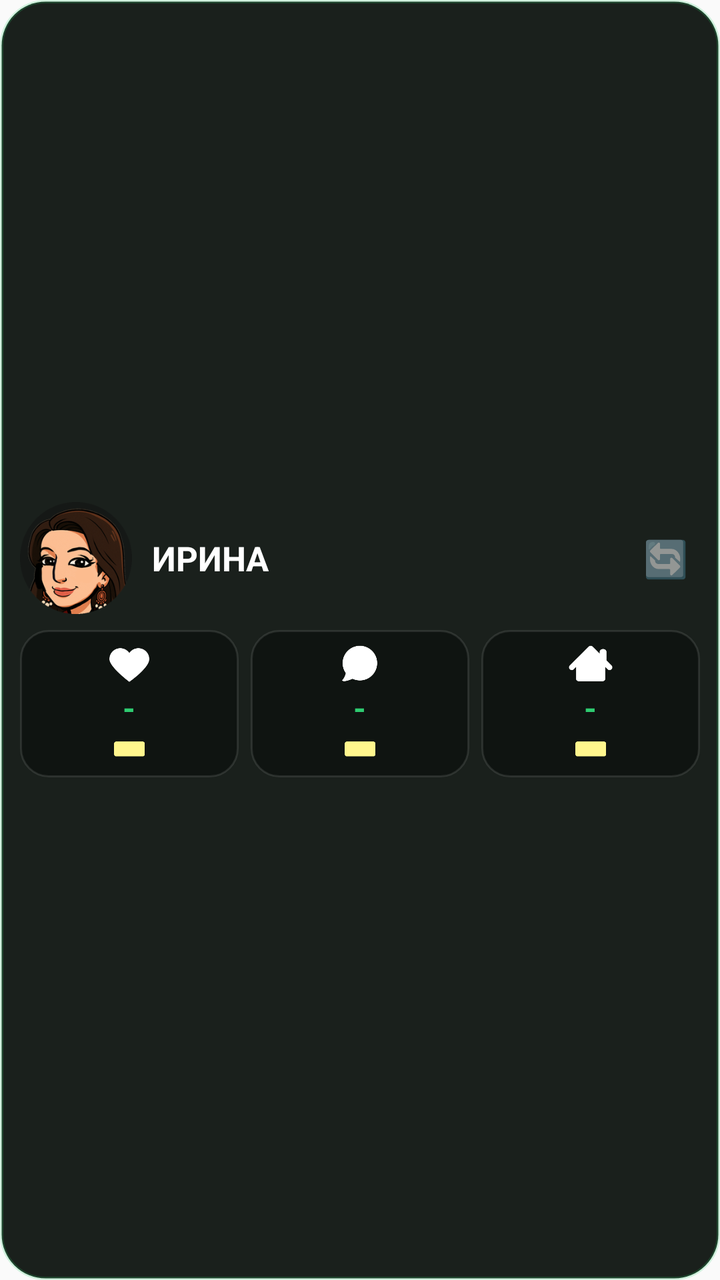
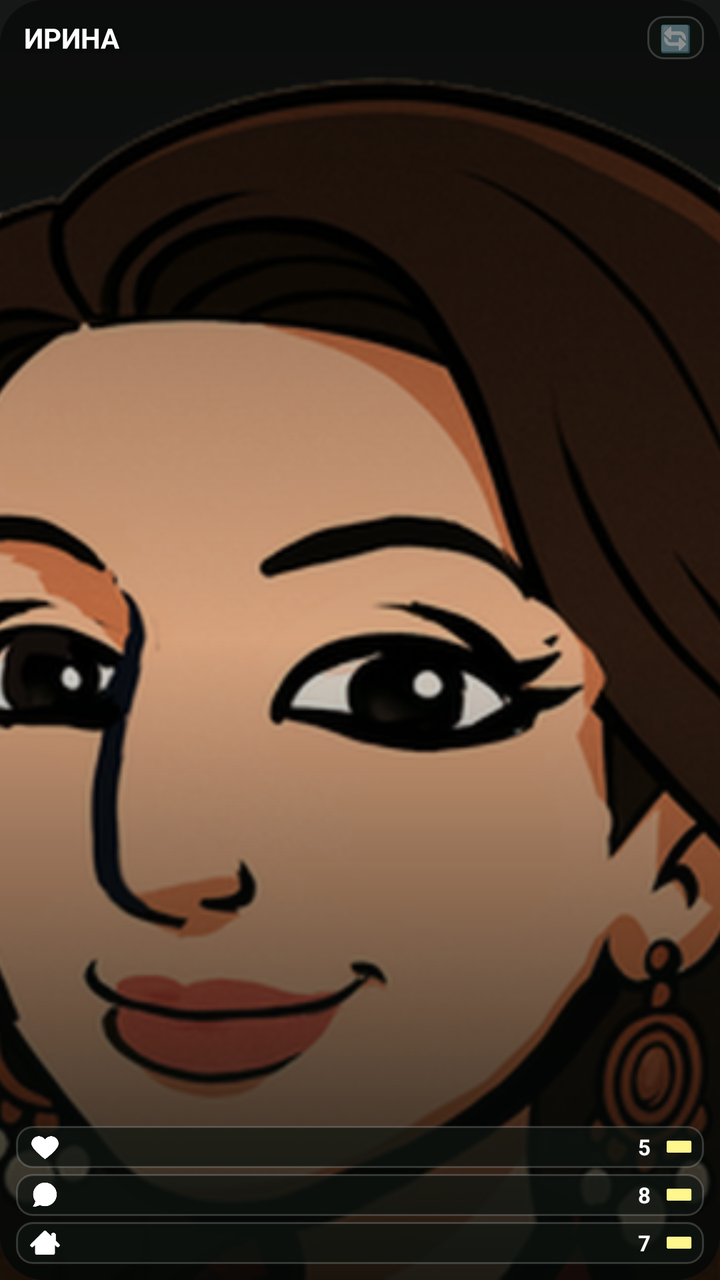

Screens rendered from an Android XML layout before and after an edit, with the pre-edit source and the edit as a unified diff.
<!-- AndroidManifest.xml: application theme AppTheme -->
<!-- res/layout/widget_partner_status.xml -->
<?xml version="1.0" encoding="utf-8"?>
<LinearLayout xmlns:android="http://schemas.android.com/apk/res/android"
    android:id="@+id/widget_root"
    android:layout_width="match_parent"
    android:layout_height="match_parent"
    android:orientation="vertical"
    android:background="@drawable/widget_bg"
    android:padding="10dp"
    android:gravity="center">

    
    <LinearLayout
        android:layout_width="match_parent"
        android:layout_height="wrap_content"
        android:orientation="horizontal"
        android:gravity="center_vertical"
        android:layout_marginBottom="8dp">

        <ImageView
            android:id="@+id/widget_partner_avatar"
            android:layout_width="56dp"
            android:layout_height="56dp"
            android:src="@drawable/avatar_irina"
            android:scaleType="centerCrop"
            android:contentDescription="Аватар партнера" />

        <LinearLayout
            android:layout_width="0dp"
            android:layout_height="wrap_content"
            android:layout_weight="1"
            android:orientation="vertical"
            android:paddingStart="10dp"
            android:paddingEnd="4dp">

            <TextView
                android:id="@+id/widget_partner_name"
                android:layout_width="wrap_content"
                android:layout_height="wrap_content"
                android:text="ИРИНА"
                android:textColor="#FFFFFF"
                android:textSize="17sp"
                android:textStyle="bold" />
        </LinearLayout>

        <TextView
            android:id="@+id/widget_btn_switch"
            android:layout_width="wrap_content"
            android:layout_height="wrap_content"
            android:text="🔄"
            android:textSize="18sp"
            android:padding="6dp" />
    </LinearLayout>

    
    <LinearLayout
        android:layout_width="match_parent"
        android:layout_height="wrap_content"
        android:orientation="horizontal"
        android:gravity="center">

        
        <LinearLayout
            android:layout_width="0dp"
            android:layout_height="wrap_content"
            android:layout_weight="1"
            android:orientation="vertical"
            android:gravity="center"
            android:background="@drawable/widget_stat_box"
            android:paddingTop="6dp"
            android:paddingBottom="6dp"
            android:layout_marginEnd="4dp">

            <ImageView
                android:layout_width="22dp"
                android:layout_height="22dp"
                android:src="@drawable/widget_heart"
                android:contentDescription="Секс" />

            <TextView
                android:id="@+id/widget_val_sex"
                android:layout_width="wrap_content"
                android:layout_height="wrap_content"
                android:text="-"
                android:textColor="#2ECC71"
                android:textSize="16sp"
                android:textStyle="bold" />

            <ImageView
                android:id="@+id/widget_dir_sex"
                android:layout_width="16dp"
                android:layout_height="16dp"
                android:src="@drawable/dir_equal"
                android:layout_marginTop="2dp"
                android:contentDescription="Динамика Секс" />
        </LinearLayout>

        
        <LinearLayout
            android:layout_width="0dp"
            android:layout_height="wrap_content"
            android:layout_weight="1"
            android:orientation="vertical"
            android:gravity="center"
            android:background="@drawable/widget_stat_box"
            android:paddingTop="6dp"
            android:paddingBottom="6dp"
            android:layout_marginStart="2dp"
            android:layout_marginEnd="2dp">

            <ImageView
                android:layout_width="22dp"
                android:layout_height="22dp"
                android:src="@drawable/widget_bubble"
                android:contentDescription="Общение" />

            <TextView
                android:id="@+id/widget_val_comm"
                android:layout_width="wrap_content"
                android:layout_height="wrap_content"
                android:text="-"
                android:textColor="#2ECC71"
                android:textSize="16sp"
                android:textStyle="bold" />

            <ImageView
                android:id="@+id/widget_dir_comm"
                android:layout_width="16dp"
                android:layout_height="16dp"
                android:src="@drawable/dir_equal"
                android:layout_marginTop="2dp"
                android:contentDescription="Динамика Общение" />
        </LinearLayout>

        
        <LinearLayout
            android:layout_width="0dp"
            android:layout_height="wrap_content"
            android:layout_weight="1"
            android:orientation="vertical"
            android:gravity="center"
            android:background="@drawable/widget_stat_box"
            android:paddingTop="6dp"
            android:paddingBottom="6dp"
            android:layout_marginStart="4dp">

            <ImageView
                android:layout_width="22dp"
                android:layout_height="22dp"
                android:src="@drawable/widget_home"
                android:contentDescription="Быт" />

            <TextView
                android:id="@+id/widget_val_dom"
                android:layout_width="wrap_content"
                android:layout_height="wrap_content"
                android:text="-"
                android:textColor="#2ECC71"
                android:textSize="16sp"
                android:textStyle="bold" />

            <ImageView
                android:id="@+id/widget_dir_dom"
                android:layout_width="16dp"
                android:layout_height="16dp"
                android:src="@drawable/dir_equal"
                android:layout_marginTop="2dp"
                android:contentDescription="Динамика Быт" />
        </LinearLayout>
    </LinearLayout>

</LinearLayout>
<!-- resources referenced by this layout -->
<resources>
  <!-- drawable avatar_irina: png bitmap (drawable, 53169 bytes) -->
  <!-- drawable dir_equal: png bitmap (drawable, 1516 bytes) -->
  <!-- drawable widget_bg (drawable) -->
  <?xml version="1.0" encoding="utf-8"?>
  <shape xmlns:android="http://schemas.android.com/apk/res/android"
      android:shape="rectangle">
      <solid android:color="#1A201C" />
      <corners android:radius="22dp" />
      <stroke android:width="1.5dp" android:color="#332ECC71" />
  </shape>
  <!-- drawable widget_bubble: png bitmap (drawable, 2764 bytes) -->
  <!-- drawable widget_heart: png bitmap (drawable, 3015 bytes) -->
  <!-- drawable widget_home: png bitmap (drawable, 2383 bytes) -->
  <!-- drawable widget_stat_box (drawable) -->
  <?xml version="1.0" encoding="utf-8"?>
  <shape xmlns:android="http://schemas.android.com/apk/res/android"
      android:shape="rectangle">
      <solid android:color="#0F1411" />
      <corners android:radius="14dp" />
      <stroke android:width="1dp" android:color="#1AFFFFFF" />
  </shape>
  <style name="AppTheme" parent="Theme.AppCompat.Light.DarkActionBar">
          
          <item name="colorPrimary">@color/colorPrimary</item>
          <item name="colorPrimaryDark">@color/colorPrimaryDark</item>
          <item name="colorAccent">@color/colorAccent</item>
      </style>
</resources>

<!-- the commit's change to res/layout/widget_partner_status.xml (unified diff, before → after) -->
@@ -1,171 +1,228 @@
 <?xml version="1.0" encoding="utf-8"?>
-<LinearLayout xmlns:android="http://schemas.android.com/apk/res/android"
+<FrameLayout xmlns:android="http://schemas.android.com/apk/res/android"
     android:id="@+id/widget_root"
     android:layout_width="match_parent"
     android:layout_height="match_parent"
-    android:orientation="vertical"
-    android:background="@drawable/widget_bg"
-    android:padding="10dp"
-    android:gravity="center">
+    android:background="@drawable/widget_bg">
+
+    
+    <ImageView
+        android:id="@+id/widget_bg_photo"
+        android:layout_width="match_parent"
+        android:layout_height="match_parent"
+        android:src="@drawable/avatar_irina_card"
+        android:scaleType="centerCrop"
+        android:contentDescription="Портрет партнера" />
+
+    
+    <ImageView
+        android:layout_width="match_parent"
+        android:layout_height="match_parent"
+        android:src="@drawable/widget_scrim"
+        android:scaleType="fitXY"
+        android:contentDescription="" />
 
     
     <LinearLayout
         android:layout_width="match_parent"
-        android:layout_height="wrap_content"
-        android:orientation="horizontal"
-        android:gravity="center_vertical"
-        android:layout_marginBottom="8dp">
-
-        <ImageView
-            android:id="@+id/widget_partner_avatar"
-            android:layout_width="56dp"
-            android:layout_height="56dp"
-            android:src="@drawable/avatar_irina"
-            android:scaleType="centerCrop"
-            android:contentDescription="Аватар партнера" />
-
+        android:layout_height="match_parent"
+        android:orientation="vertical"
+        android:padding="8dp">
+
+        
         <LinearLayout
-            android:layout_width="0dp"
+            android:layout_width="match_parent"
             android:layout_height="wrap_content"
-            android:layout_weight="1"
-            android:orientation="vertical"
-            android:paddingStart="10dp"
-            android:paddingEnd="4dp">
+            android:orientation="horizontal"
+            android:gravity="center_vertical">
 
             <TextView
                 android:id="@+id/widget_partner_name"
-                android:layout_width="wrap_content"
-                android:layout_height="wrap_content"
+                android:layout_width="0dp"
+                android:layout_height="wrap_content"
+                android:layout_weight="1"
                 android:text="ИРИНА"
                 android:textColor="#FFFFFF"
-                android:textSize="17sp"
-                android:textStyle="bold" />
+                android:textSize="14sp"
+                android:textStyle="bold"
+                android:shadowColor="#CC000000"
+                android:shadowDx="1"
+                android:shadowDy="2"
+                android:shadowRadius="4"
+                android:paddingStart="4dp"
+                android:paddingEnd="4dp" />
+
+            <TextView
+                android:id="@+id/widget_btn_switch"
+                android:layout_width="wrap_content"
+                android:layout_height="wrap_content"
+                android:text="🔄"
+                android:textSize="13sp"
+                android:paddingStart="6dp"
+                android:paddingEnd="6dp"
+                android:paddingTop="2dp"
+                android:paddingBottom="2dp"
+                android:background="@drawable/widget_hud_row_bg" />
         </LinearLayout>
 
-        <TextView
-            android:id="@+id/widget_btn_switch"
-            android:layout_width="wrap_content"
-            android:layout_height="wrap_content"
-            android:text="🔄"
-            android:textSize="18sp"
-            android:padding="6dp" />
-    </LinearLayout>
-
-    
-    <LinearLayout
-        android:layout_width="match_parent"
-        android:layout_height="wrap_content"
-        android:orientation="horizontal"
-        android:gravity="center">
+        
+        <FrameLayout
+            android:layout_width="match_parent"
+            android:layout_height="0dp"
+            android:layout_weight="1" />
 
         
         <LinearLayout
-            android:layout_width="0dp"
+            android:layout_width="match_parent"
             android:layout_height="wrap_content"
-            android:layout_weight="1"
-            android:orientation="vertical"
-            android:gravity="center"
-            android:background="@drawable/widget_stat_box"
-            android:paddingTop="6dp"
-            android:paddingBottom="6dp"
-            android:layout_marginEnd="4dp">
-
-            <ImageView
-                android:layout_width="22dp"
-                android:layout_height="22dp"
-                android:src="@drawable/widget_heart"
-                android:contentDescription="Секс" />
-
-            <TextView
-                android:id="@+id/widget_val_sex"
-                android:layout_width="wrap_content"
-                android:layout_height="wrap_content"
-                android:text="-"
-                android:textColor="#2ECC71"
-                android:textSize="16sp"
-                android:textStyle="bold" />
-
-            <ImageView
-                android:id="@+id/widget_dir_sex"
-                android:layout_width="16dp"
-                android:layout_height="16dp"
-                android:src="@drawable/dir_equal"
-                android:layout_marginTop="2dp"
-                android:contentDescription="Динамика Секс" />
-        </LinearLayout>
-
-        
-        <LinearLayout
-            android:layout_width="0dp"
-            android:layout_height="wrap_content"
-            android:layout_weight="1"
-            android:orientation="vertical"
-            android:gravity="center"
-            android:background="@drawable/widget_stat_box"
-            android:paddingTop="6dp"
-            android:paddingBottom="6dp"
-            android:layout_marginStart="2dp"
-            android:layout_marginEnd="2dp">
-
-            <ImageView
-                android:layout_width="22dp"
-                android:layout_height="22dp"
-                android:src="@drawable/widget_bubble"
-                android:contentDescription="Общение" />
-
-            <TextView
-                android:id="@+id/widget_val_comm"
-                android:layout_width="wrap_content"
-                android:layout_height="wrap_content"
-                android:text="-"
-                android:textColor="#2ECC71"
-                android:textSize="16sp"
-                android:textStyle="bold" />
-
-            <ImageView
-                android:id="@+id/widget_dir_comm"
-                android:layout_width="16dp"
-                android:layout_height="16dp"
-                android:src="@drawable/dir_equal"
-                android:layout_marginTop="2dp"
-                android:contentDescription="Динамика Общение" />
-        </LinearLayout>
-
-        
-        <LinearLayout
-            android:layout_width="0dp"
-            android:layout_height="wrap_content"
-            android:layout_weight="1"
-            android:orientation="vertical"
-            android:gravity="center"
-            android:background="@drawable/widget_stat_box"
-            android:paddingTop="6dp"
-            android:paddingBottom="6dp"
-            android:layout_marginStart="4dp">
-
-            <ImageView
-                android:layout_width="22dp"
-                android:layout_height="22dp"
-                android:src="@drawable/widget_home"
-                android:contentDescription="Быт" />
-
-            <TextView
-                android:id="@+id/widget_val_dom"
-                android:layout_width="wrap_content"
-                android:layout_height="wrap_content"
-                android:text="-"
-                android:textColor="#2ECC71"
-                android:textSize="16sp"
-                android:textStyle="bold" />
-
-            <ImageView
-                android:id="@+id/widget_dir_dom"
-                android:layout_width="16dp"
-                android:layout_height="16dp"
-                android:src="@drawable/dir_equal"
-                android:layout_marginTop="2dp"
-                android:contentDescription="Динамика Быт" />
+            android:orientation="vertical">
+
+            
+            <LinearLayout
+                android:layout_width="match_parent"
+                android:layout_height="wrap_content"
+                android:orientation="horizontal"
+                android:gravity="center_vertical"
+                android:background="@drawable/widget_hud_row_bg"
+                android:paddingStart="7dp"
+                android:paddingEnd="6dp"
+                android:paddingTop="3dp"
+                android:paddingBottom="3dp"
+                android:layout_marginBottom="3dp">
+
+                <ImageView
+                    android:layout_width="15dp"
+                    android:layout_height="15dp"
+                    android:src="@drawable/widget_heart"
+                    android:contentDescription="Секс"
+                    android:layout_marginEnd="6dp" />
+
+                
+                <ImageView
+                    android:id="@+id/widget_pb_sex"
+                    android:layout_width="0dp"
+                    android:layout_height="8dp"
+                    android:layout_weight="1"
+                    android:scaleType="fitXY"
+                    android:contentDescription="Прогресс Секс" />
+
+                <TextView
+                    android:id="@+id/widget_val_sex"
+                    android:layout_width="16dp"
+                    android:layout_height="wrap_content"
+                    android:text="5"
+                    android:textColor="#FFFFFF"
+                    android:textSize="11sp"
+                    android:textStyle="bold"
+                    android:gravity="center"
+                    android:layout_marginStart="5dp"
+                    android:layout_marginEnd="3dp" />
+
+                <ImageView
+                    android:id="@+id/widget_dir_sex"
+                    android:layout_width="13dp"
+                    android:layout_height="13dp"
+                    android:src="@drawable/dir_equal"
+                    android:contentDescription="Динамика Секс" />
+            </LinearLayout>
+
+            
+            <LinearLayout
+                android:layout_width="match_parent"
+                android:layout_height="wrap_content"
+                android:orientation="horizontal"
+                android:gravity="center_vertical"
+                android:background="@drawable/widget_hud_row_bg"
+                android:paddingStart="7dp"
+                android:paddingEnd="6dp"
+                android:paddingTop="3dp"
+                android:paddingBottom="3dp"
+                android:layout_marginBottom="3dp">
+
+                <ImageView
+                    android:layout_width="15dp"
+                    android:layout_height="15dp"
+                    android:src="@drawable/widget_bubble"
+                    android:contentDescription="Общение"
+                    android:layout_marginEnd="6dp" />
+
+                
+                <ImageView
+                    android:id="@+id/widget_pb_comm"
+                    android:layout_width="0dp"
+                    android:layout_height="8dp"
+                    android:layout_weight="1"
+                    android:scaleType="fitXY"
+                    android:contentDescription="Прогресс Общение" />
+
+                <TextView
+                    android:id="@+id/widget_val_comm"
+                    android:layout_width="16dp"
+                    android:layout_height="wrap_content"
+                    android:text="8"
+                    android:textColor="#FFFFFF"
+                    android:textSize="11sp"
+                    android:textStyle="bold"
+                    android:gravity="center"
+                    android:layout_marginStart="5dp"
+                    android:layout_marginEnd="3dp" />
+
+                <ImageView
+                    android:id="@+id/widget_dir_comm"
+                    android:layout_width="13dp"
+                    android:layout_height="13dp"
+                    android:src="@drawable/dir_equal"
+                    android:contentDescription="Динамика Общение" />
+            </LinearLayout>
+
+            
+            <LinearLayout
+                android:layout_width="match_parent"
+                android:layout_height="wrap_content"
+                android:orientation="horizontal"
+                android:gravity="center_vertical"
+                android:background="@drawable/widget_hud_row_bg"
+                android:paddingStart="7dp"
+                android:paddingEnd="6dp"
+                android:paddingTop="3dp"
+                android:paddingBottom="3dp">
+
+                <ImageView
+                    android:layout_width="15dp"
+                    android:layout_height="15dp"
+                    android:src="@drawable/widget_home"
+                    android:contentDescription="Быт"
+                    android:layout_marginEnd="6dp" />
+
+                
+                <ImageView
+                    android:id="@+id/widget_pb_dom"
+                    android:layout_width="0dp"
+                    android:layout_height="8dp"
+                    android:layout_weight="1"
+                    android:scaleType="fitXY"
+                    android:contentDescription="Прогресс Быт" />
+
+                <TextView
+                    android:id="@+id/widget_val_dom"
+                    android:layout_width="16dp"
+                    android:layout_height="wrap_content"
+                    android:text="7"
+                    android:textColor="#FFFFFF"
+                    android:textSize="11sp"
+                    android:textStyle="bold"
+                    android:gravity="center"
+                    android:layout_marginStart="5dp"
+                    android:layout_marginEnd="3dp" />
+
+                <ImageView
+                    android:id="@+id/widget_dir_dom"
+                    android:layout_width="13dp"
+                    android:layout_height="13dp"
+                    android:src="@drawable/dir_equal"
+                    android:contentDescription="Динамика Быт" />
+            </LinearLayout>
         </LinearLayout>
     </LinearLayout>
 
-</LinearLayout>
+</FrameLayout>
<!-- resource entries referenced after the edit -->
@@ -1,6 +1,6 @@
 <!-- resources referenced by this layout -->
 <resources>
-  <!-- drawable avatar_irina: png bitmap (drawable, 53169 bytes) -->
+  <!-- drawable avatar_irina_card: png bitmap (drawable, 271647 bytes) -->
   <!-- drawable dir_equal: png bitmap (drawable, 1516 bytes) -->
   <!-- drawable widget_bg (drawable) -->
   <?xml version="1.0" encoding="utf-8"?>
@@ -13,13 +13,24 @@
   <!-- drawable widget_bubble: png bitmap (drawable, 2764 bytes) -->
   <!-- drawable widget_heart: png bitmap (drawable, 3015 bytes) -->
   <!-- drawable widget_home: png bitmap (drawable, 2383 bytes) -->
-  <!-- drawable widget_stat_box (drawable) -->
+  <!-- drawable widget_hud_row_bg (drawable) -->
   <?xml version="1.0" encoding="utf-8"?>
   <shape xmlns:android="http://schemas.android.com/apk/res/android"
       android:shape="rectangle">
-      <solid android:color="#0F1411" />
-      <corners android:radius="14dp" />
-      <stroke android:width="1dp" android:color="#1AFFFFFF" />
+      <solid android:color="#B30F1411" />
+      <corners android:radius="8dp" />
+      <stroke android:width="1dp" android:color="#2EFFFFFF" />
+  </shape>
+  <!-- drawable widget_scrim (drawable) -->
+  <?xml version="1.0" encoding="utf-8"?>
+  <shape xmlns:android="http://schemas.android.com/apk/res/android"
+      android:shape="rectangle">
+      <gradient
+          android:startColor="#80000000"
+          android:centerColor="#26000000"
+          android:endColor="#E6050806"
+          android:angle="270" />
+      <corners android:radius="22dp" />
   </shape>
   <style name="AppTheme" parent="Theme.AppCompat.Light.DarkActionBar">
           
